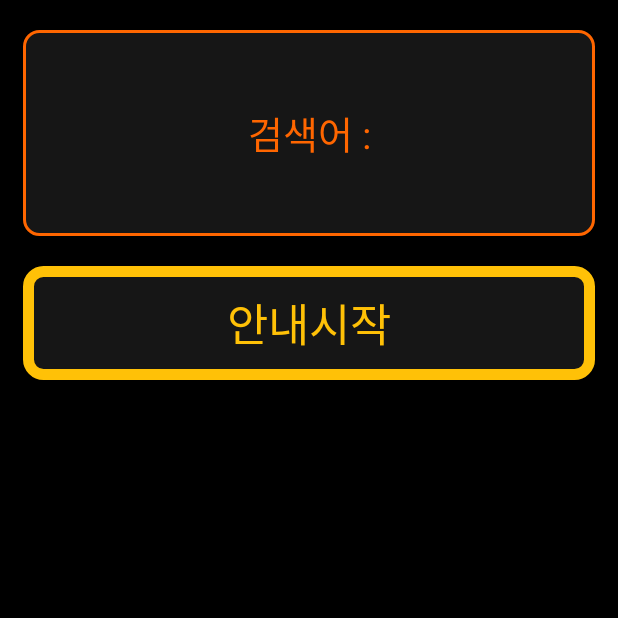
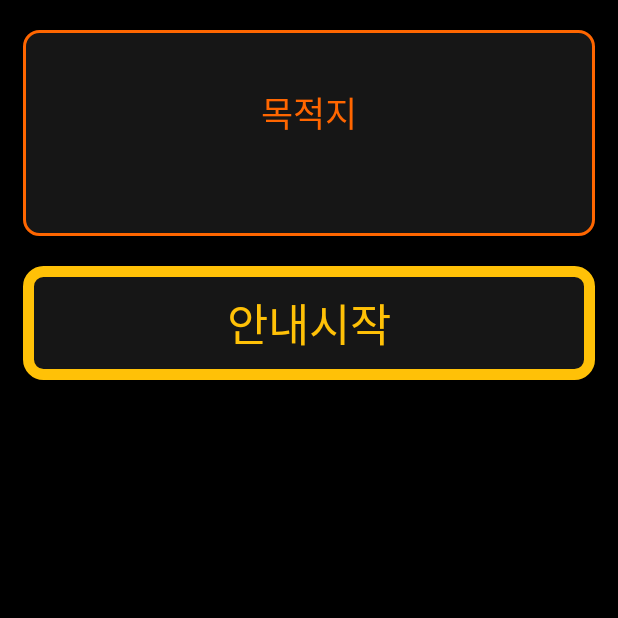
Before and after one commit to KongUm/Navigation_for_The_Blind, an Android app: the Navigation_3 screen opened directly, with no data from a screen before it, on a phone screen of 412 x 824 dp, the top half of it. Run offline under Robolectric (Android 15) with nearby library versions, the phone set to English and light mode, and no system bars; our stand-ins replace Navigation 3.

Commit message:
액티비티 메인/1 종료되지 않게 변경, 리스트뷰 클릭시 Navigation_3로 이동

```diff
--- a/app/src/main/java/com/example/nftb/MainActivity.kt
+++ b/app/src/main/java/com/example/nftb/MainActivity.kt
@@ -50,7 +50,6 @@ class MainActivity : AppCompatActivity() {
 
             val intent = Intent(this, Navigation_1::class.java)
             startActivity(intent) //보행 내비게이션 버튼 누를 시 Navigation_1로 이동
-            finish()
         }
     }
 
--- a/app/src/main/java/com/example/nftb/Navigation_3.kt
+++ b/app/src/main/java/com/example/nftb/Navigation_3.kt
@@ -2,11 +2,14 @@ package com.example.nftb
 
 import androidx.appcompat.app.AppCompatActivity
 import android.os.Bundle
+import android.widget.TextView
 
 class Navigation_3 : AppCompatActivity() {
     override fun onCreate(savedInstanceState: Bundle?) {
         super.onCreate(savedInstanceState)
         setContentView(R.layout.activity_navigation3)
 
+        val Tvdest = findViewById<TextView>(R.id.tv_dest)
+        Tvdest.setText("목적지\n$Destination_info")
     }
 }
--- a/app/src/main/res/layout/activity_navigation3.xml
+++ b/app/src/main/res/layout/activity_navigation3.xml
@@ -9,7 +9,7 @@
     android:background="@color/black">
 
     <TextView
-        android:id="@+id/tv_address"
+        android:id="@+id/tv_dest"
         android:layout_width="match_parent"
         android:layout_height="0dp"
         android:layout_marginHorizontal="15dp"
@@ -17,9 +17,9 @@
         android:layout_weight="18"
         android:background="@drawable/tv_border"
         android:gravity="center"
-        android:text="검색어 :"
+        android:text="목적지"
         android:textColor="@color/orange"
-        android:textSize="25sp" />
+        android:textSize="23sp" />
 
     <Button
         android:layout_width="match_parent"
--- a/app/src/main/res/layout/search_result.xml
+++ b/app/src/main/res/layout/search_result.xml
@@ -1,7 +1,8 @@
 <?xml version="1.0" encoding="utf-8"?>
 
-<Button xmlns:android="http://schemas.android.com/apk/res/android"
+<TextView xmlns:android="http://schemas.android.com/apk/res/android"
     android:id="@+id/btn_lv"
+
     android:layout_width="match_parent"
     android:layout_height="100dp"
     android:textAppearance="?android:attr/textAppearanceListItemSmall"
```
Also changed, not shown: app/src/main/java/com/example/nftb/Navigation_1.kt (+6 -4 lines), app/src/main/java/com/example/nftb/Navigation_2.kt (+15 -10 lines).
